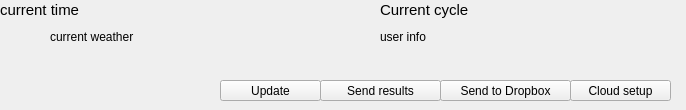
NSLS-II-ISS/isstools, file isstools/ui/ui_info_general.ui: the form before one commit.
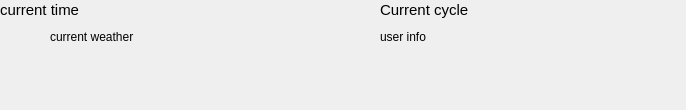
The form after the commit.

Commit message: Added cloud setup to user manager

What changed in the file:
```diff
--- a/isstools/ui/ui_info_general.ui
+++ b/isstools/ui/ui_info_general.ui
@@ -121,58 +121,6 @@
     <bool>true</bool>
    </property>
   </widget>
-  <widget class="QPushButton" name="push_set_user_info">
-   <property name="geometry">
-    <rect>
-     <x>220</x>
-     <y>80</y>
-     <width>101</width>
-     <height>21</height>
-    </rect>
-   </property>
-   <property name="text">
-    <string>Update</string>
-   </property>
-  </widget>
-  <widget class="QPushButton" name="push_send_results">
-   <property name="geometry">
-    <rect>
-     <x>320</x>
-     <y>80</y>
-     <width>121</width>
-     <height>21</height>
-    </rect>
-   </property>
-   <property name="text">
-    <string>Send results</string>
-   </property>
-  </widget>
-  <widget class="QPushButton" name="push_cloud_setup">
-   <property name="geometry">
-    <rect>
-     <x>570</x>
-     <y>80</y>
-     <width>101</width>
-     <height>21</height>
-    </rect>
-   </property>
-   <property name="text">
-    <string>Cloud setup</string>
-   </property>
-  </widget>
-  <widget class="QPushButton" name="push_send_to_dropbox">
-   <property name="geometry">
-    <rect>
-     <x>440</x>
-     <y>80</y>
-     <width>131</width>
-     <height>21</height>
-    </rect>
-   </property>
-   <property name="text">
-    <string>Send to Dropbox</string>
-   </property>
-  </widget>
  </widget>
  <resources/>
  <connections/>
```
The commit also changes 7 other files.
